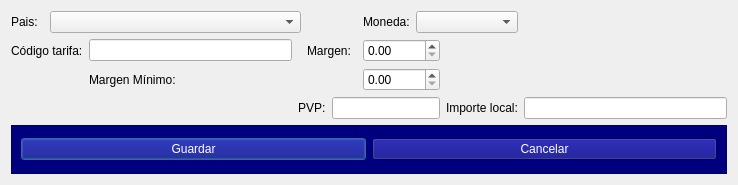
The window that Almacen/frmtarifas.ui (arcnexus/RedFoX) describes before a commit, drawn with Qt 5.
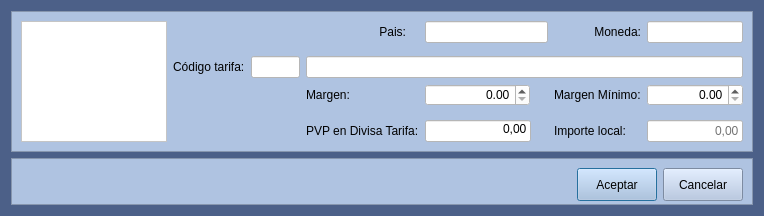
The same window after the commit. Icons and pictures are not drawn.

Commit message: Agregar tarifas al artículo

Patch:
```diff
--- a/Almacen/frmtarifas.ui
+++ b/Almacen/frmtarifas.ui
@@ -6,14 +6,14 @@
    <rect>
     <x>0</x>
     <y>0</y>
-    <width>738</width>
-    <height>185</height>
+    <width>764</width>
+    <height>216</height>
    </rect>
   </property>
   <property name="maximumSize">
    <size>
     <width>16777215</width>
-    <height>185</height>
+    <height>216</height>
    </size>
   </property>
   <property name="windowTitle">
@@ -26,78 +26,225 @@
   <property name="windowOpacity">
    <double>1.000000000000000</double>
   </property>
+  <property name="styleSheet">
+   <string notr="true">background: #4c6088</string>
+  </property>
   <layout class="QGridLayout" name="gridLayout">
-   <item row="0" column="0">
-    <widget class="QLabel" name="label">
-     <property name="text">
-      <string>Pais:</string>
+   <item row="0" column="0" colspan="2">
+    <widget class="QFrame" name="frame_2">
+     <property name="styleSheet">
+      <string notr="true">background-color: rgb(175,195,225);</string>
      </property>
-    </widget>
-   </item>
-   <item row="0" column="1" colspan="3">
-    <widget class="QComboBox" name="cboPais"/>
-   </item>
-   <item row="0" column="6">
-    <widget class="QLabel" name="label_2">
-     <property name="text">
-      <string>Moneda:</string>
+     <property name="frameShape">
+      <enum>QFrame::StyledPanel</enum>
      </property>
+     <property name="frameShadow">
+      <enum>QFrame::Raised</enum>
+     </property>
+     <layout class="QGridLayout" name="gridLayout_3">
+      <item row="3" column="3">
+       <widget class="QLabel" name="label_4">
+        <property name="text">
+         <string>Margen:</string>
+        </property>
+       </widget>
+      </item>
+      <item row="2" column="1">
+       <widget class="QLabel" name="label_3">
+        <property name="text">
+         <string>Código tarifa:</string>
+        </property>
+       </widget>
+      </item>
+      <item row="0" column="7">
+       <widget class="QLabel" name="label_2">
+        <property name="text">
+         <string>Moneda:</string>
+        </property>
+        <property name="alignment">
+         <set>Qt::AlignRight|Qt::AlignTrailing|Qt::AlignVCenter</set>
+        </property>
+       </widget>
+      </item>
+      <item row="0" column="3">
+       <widget class="QLabel" name="label">
+        <property name="maximumSize">
+         <size>
+          <width>100</width>
+          <height>16777215</height>
+         </size>
+        </property>
+        <property name="text">
+         <string>Pais:</string>
+        </property>
+        <property name="alignment">
+         <set>Qt::AlignRight|Qt::AlignTrailing|Qt::AlignVCenter</set>
+        </property>
+       </widget>
+      </item>
+      <item row="3" column="7">
+       <widget class="QLabel" name="label_5">
+        <property name="text">
+         <string>Margen Mínimo:</string>
+        </property>
+       </widget>
+      </item>
+      <item row="0" column="0" rowspan="6">
+       <widget class="QListView" name="listaTarifa">
+        <property name="styleSheet">
+         <string notr="true">background-color: rgb(255, 255, 255);</string>
+        </property>
+       </widget>
+      </item>
+      <item row="5" column="4" colspan="3">
+       <widget class="QLineEdit" name="txtPVPDivisa">
+        <property name="maximumSize">
+         <size>
+          <width>106</width>
+          <height>16777215</height>
+         </size>
+        </property>
+        <property name="styleSheet">
+         <string notr="true">background-color: rgb(255, 255, 255);</string>
+        </property>
+        <property name="text">
+         <string>0,00</string>
+        </property>
+        <property name="alignment">
+         <set>Qt::AlignRight|Qt::AlignTop|Qt::AlignTrailing</set>
+        </property>
+       </widget>
+      </item>
+      <item row="5" column="8">
+       <widget class="QLineEdit" name="txtPVP">
+        <property name="enabled">
+         <bool>false</bool>
+        </property>
+        <property name="styleSheet">
+         <string notr="true">background-color: rgb(255, 255, 255);
+color: rgb(115, 115, 115);</string>
+        </property>
+        <property name="text">
+         <string>0,00</string>
+        </property>
+        <property name="alignment">
+         <set>Qt::AlignRight|Qt::AlignTrailing|Qt::AlignVCenter</set>
+        </property>
+       </widget>
+      </item>
+      <item row="2" column="2">
+       <widget class="QLineEdit" name="txtCodTarifa">
+        <property name="enabled">
+         <bool>false</bool>
+        </property>
+        <property name="minimumSize">
+         <size>
+          <width>49</width>
+          <height>0</height>
+         </size>
+        </property>
+        <property name="styleSheet">
+         <string notr="true">background-color: rgb(255, 255, 255);
+color: rgb(115, 115, 115);</string>
+        </property>
+       </widget>
+      </item>
+      <item row="5" column="3">
+       <widget class="QLabel" name="label_6">
+        <property name="text">
+         <string>PVP en Divisa Tarifa:</string>
+        </property>
+       </widget>
+      </item>
+      <item row="2" column="3" colspan="6">
+       <widget class="QLineEdit" name="txtDescTarifa">
+        <property name="enabled">
+         <bool>false</bool>
+        </property>
+        <property name="styleSheet">
+         <string notr="true">background-color: rgb(255, 255, 255);
+color: rgb(115, 115, 115);</string>
+        </property>
+       </widget>
+      </item>
+      <item row="5" column="7">
+       <widget class="QLabel" name="label_7">
+        <property name="text">
+         <string>Importe local:</string>
+        </property>
+       </widget>
+      </item>
+      <item row="3" column="8">
+       <widget class="QDoubleSpinBox" name="spinMargenMinimo">
+        <property name="enabled">
+         <bool>true</bool>
+        </property>
+        <property name="minimumSize">
+         <size>
+          <width>96</width>
+          <height>0</height>
+         </size>
+        </property>
+        <property name="styleSheet">
+         <string notr="true">background-color: rgb(255, 255, 255);
+</string>
+        </property>
+        <property name="alignment">
+         <set>Qt::AlignRight|Qt::AlignTrailing|Qt::AlignVCenter</set>
+        </property>
+       </widget>
+      </item>
+      <item row="0" column="4" colspan="3">
+       <widget class="QLineEdit" name="txtPais">
+        <property name="enabled">
+         <bool>false</bool>
+        </property>
+        <property name="minimumSize">
+         <size>
+          <width>123</width>
+          <height>0</height>
+         </size>
+        </property>
+        <property name="styleSheet">
+         <string notr="true">background-color: rgb(255, 255, 255);
+color: rgb(115, 115, 115);</string>
+        </property>
+       </widget>
+      </item>
+      <item row="0" column="8">
+       <widget class="QLineEdit" name="txtMoneda">
+        <property name="enabled">
+         <bool>false</bool>
+        </property>
+        <property name="styleSheet">
+         <string notr="true">background-color: rgb(255, 255, 255);
+color: rgb(115, 115, 115);</string>
+        </property>
+       </widget>
+      </item>
+      <item row="3" column="4">
+       <widget class="QDoubleSpinBox" name="spinMargen">
+        <property name="enabled">
+         <bool>true</bool>
+        </property>
+        <property name="minimumSize">
+         <size>
+          <width>105</width>
+          <height>0</height>
+         </size>
+        </property>
+        <property name="styleSheet">
+         <string notr="true">background-color: rgb(255, 255, 255);</string>
+        </property>
+        <property name="alignment">
+         <set>Qt::AlignRight|Qt::AlignTrailing|Qt::AlignVCenter</set>
+        </property>
+       </widget>
+      </item>
+     </layout>
     </widget>
    </item>
-   <item row="0" column="7" colspan="2">
-    <widget class="QComboBox" name="cboMoneda"/>
-   </item>
    <item row="1" column="0" colspan="2">
-    <widget class="QLabel" name="label_3">
-     <property name="text">
-      <string>Código tarifa:</string>
-     </property>
-    </widget>
-   </item>
-   <item row="1" column="2">
-    <widget class="QLineEdit" name="lineEdit"/>
-   </item>
-   <item row="1" column="4" colspan="2">
-    <widget class="QLabel" name="label_4">
-     <property name="text">
-      <string>Margen:</string>
-     </property>
-    </widget>
-   </item>
-   <item row="1" column="6" colspan="2">
-    <widget class="QDoubleSpinBox" name="doubleSpinBox"/>
-   </item>
-   <item row="2" column="2" colspan="4">
-    <widget class="QLabel" name="label_5">
-     <property name="text">
-      <string>Margen Mínimo:</string>
-     </property>
-    </widget>
-   </item>
-   <item row="2" column="6" colspan="2">
-    <widget class="QDoubleSpinBox" name="doubleSpinBox_2"/>
-   </item>
-   <item row="3" column="3" colspan="2">
-    <widget class="QLabel" name="label_6">
-     <property name="text">
-      <string>PVP:</string>
-     </property>
-    </widget>
-   </item>
-   <item row="3" column="5" colspan="3">
-    <widget class="QLineEdit" name="lineEdit_2"/>
-   </item>
-   <item row="3" column="8">
-    <widget class="QLabel" name="label_7">
-     <property name="text">
-      <string>Importe local:</string>
-     </property>
-    </widget>
-   </item>
-   <item row="3" column="9">
-    <widget class="QLineEdit" name="lineEdit_3"/>
-   </item>
-   <item row="4" column="0" colspan="10">
     <widget class="QFrame" name="frame">
      <property name="minimumSize">
       <size>
@@ -112,7 +259,7 @@
       </size>
      </property>
      <property name="styleSheet">
-      <string notr="true">background-color: rgb(0, 0, 127);</string>
+      <string notr="true">background-color: rgb(175,195,225);</string>
      </property>
      <property name="frameShape">
       <enum>QFrame::StyledPanel</enum>
@@ -120,27 +267,70 @@
      <property name="frameShadow">
       <enum>QFrame::Raised</enum>
      </property>
-     <layout class="QGridLayout" name="gridLayout_2">
-      <item row="0" column="0">
-       <widget class="QPushButton" name="pushButton">
+     <layout class="QHBoxLayout" name="horizontalLayout">
+      <item>
+       <spacer name="horizontalSpacer">
+        <property name="orientation">
+         <enum>Qt::Horizontal</enum>
+        </property>
+        <property name="sizeHint" stdset="0">
+         <size>
+          <width>40</width>
+          <height>20</height>
+         </size>
+        </property>
+       </spacer>
+      </item>
+      <item>
+       <widget class="QPushButton" name="btnAceptar">
+        <property name="minimumSize">
+         <size>
+          <width>0</width>
+          <height>33</height>
+         </size>
+        </property>
         <property name="styleSheet">
-         <string notr="true">QPushButton:disabled{color: 0; }
-QPushButton:enabled{color: rgb(255,255,255); }</string>
+         <string notr="true"/>
         </property>
         <property name="text">
-         <string>Guardar</string>
+         <string>Aceptar</string>
+        </property>
+        <property name="icon">
+         <iconset resource="../terra.qrc">
+          <normaloff>:/Icons/PNG/OK.png</normaloff>:/Icons/PNG/OK.png</iconset>
+        </property>
+        <property name="iconSize">
+         <size>
+          <width>14</width>
+          <height>14</height>
+         </size>
         </property>
        </widget>
       </item>
-      <item row="0" column="1">
-       <widget class="QPushButton" name="pushButton_2">
+      <item>
+       <widget class="QPushButton" name="btnCancelar">
+        <property name="minimumSize">
+         <size>
+          <width>0</width>
+          <height>33</height>
+         </size>
+        </property>
         <property name="styleSheet">
-         <string notr="true">QPushButton:disabled{color: 0; }
-QPushButton:enabled{color: rgb(255,255,255); }</string>
+         <string notr="true"/>
         </property>
         <property name="text">
          <string>Cancelar</string>
         </property>
+        <property name="icon">
+         <iconset resource="../terra.qrc">
+          <normaloff>:/Icons/PNG/Cancel.png</normaloff>:/Icons/PNG/Cancel.png</iconset>
+        </property>
+        <property name="iconSize">
+         <size>
+          <width>14</width>
+          <height>14</height>
+         </size>
+        </property>
        </widget>
       </item>
      </layout>
```
Left out of the diff: 37 changed lines with no effect on the pictures. The commit also changes 10 other files.
